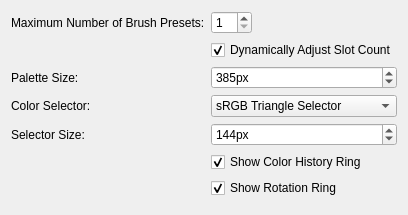
Before: the Qt Designer form libs/ui/forms/WdgPopupPaletteSettings.ui in KDE/krita, drawn with Qt 5.
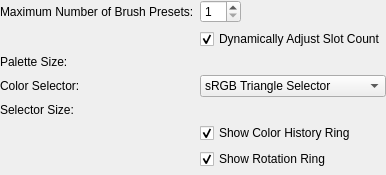
After: the same form once the commit is applied. Custom widgets are drawn as their Qt base class.

Patch:
```diff
--- a/libs/ui/forms/WdgPopupPaletteSettings.ui
+++ b/libs/ui/forms/WdgPopupPaletteSettings.ui
@@ -2,18 +2,22 @@
 <ui version="4.0">
  <class>WdgPopupPaletteSettings</class>
  <widget class="QWidget" name="WdgPopupPaletteSettings">
-  <property name="geometry">
-   <rect>
-    <x>0</x>
-    <y>0</y>
-    <width>400</width>
-    <height>183</height>
-   </rect>
-  </property>
   <property name="windowTitle">
    <string>Form</string>
   </property>
   <layout class="QFormLayout" name="formLayout">
+   <property name="leftMargin">
+    <number>0</number>
+   </property>
+   <property name="topMargin">
+    <number>0</number>
+   </property>
+   <property name="rightMargin">
+    <number>0</number>
+   </property>
+   <property name="bottomMargin">
+    <number>0</number>
+   </property>
    <item row="0" column="0">
     <widget class="QLabel" name="label_3">
      <property name="text">
@@ -142,7 +146,7 @@
      <property name="sizeHint" stdset="0">
       <size>
        <width>20</width>
-       <height>40</height>
+       <height>0</height>
       </size>
      </property>
     </spacer>
@@ -152,7 +156,7 @@
  <customwidgets>
   <customwidget>
    <class>KisSliderSpinBox</class>
-   <extends>QSpinBox</extends>
+   <extends>QWidget</extends>
    <header location="global">kis_slider_spin_box.h</header>
    <container>1</container>
   </customwidget>
```
